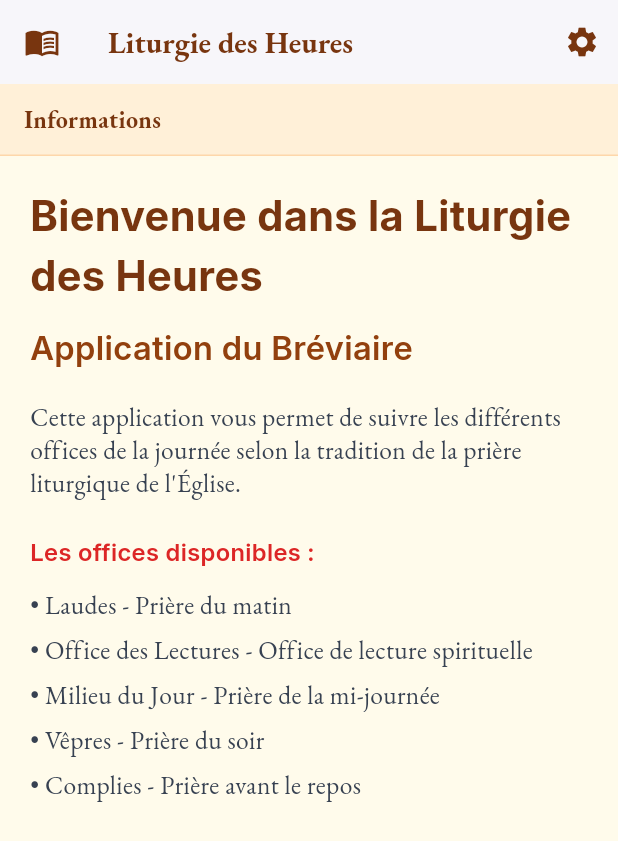
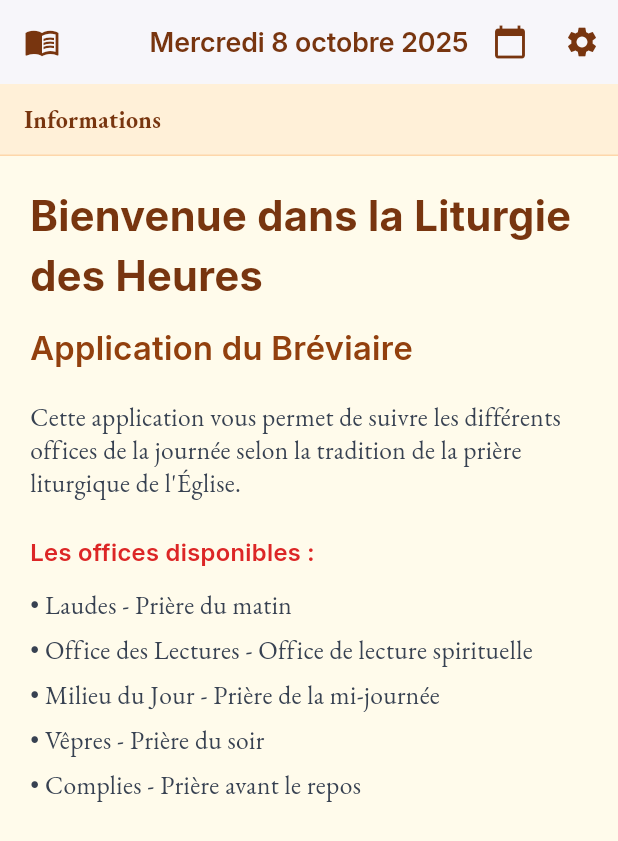
Before and after one commit to franzoom/offline-interface, a Flutter app: the screen it shows after launch, on a phone screen of 412 x 824 dp. Shown: the top 841 px of the screen. Run offline on Flutter 3.47's test engine with Material 3 defaults, Android fonts, the phone set to English and light mode, and no system bars; our stand-ins replace shared_preferences; missing offline and left inert: offline_liturgy.

Commit message:
adding the calendar function

```diff
--- a/lib/main.dart
+++ b/lib/main.dart
@@ -1,11 +1,17 @@
 import 'package:flutter/material.dart';
+import 'package:flutter_localizations/flutter_localizations.dart';
 import 'package:shared_preferences/shared_preferences.dart';
+import 'package:intl/intl.dart';
+import 'package:intl/date_symbol_data_local.dart';
 import 'pages/homepage.dart';
 import 'themes.dart';
-import 'services/calendar_service.dart'; // Ajoutez cet import
+import 'services/calendar_service.dart';
 
 void main() async {
   WidgetsFlutterBinding.ensureInitialized();
+
+  // Initialiser les locales françaises pour le formatage des dates
+  await initializeDateFormatting('fr_FR', null);
 
   // Initialiser le Calendar global
   await CalendarService().init();
@@ -25,6 +31,7 @@ class _BreviaireAppState extends State<BreviaireApp> {
   bool _useSerifFont = true;
   double _textScale = 1.0;
   bool _isLoading = true;
+  DateTime _selectedDate = DateTime.now();
 
   @override
   void initState() {
@@ -39,8 +46,20 @@ class _BreviaireAppState extends State<BreviaireApp> {
       _themeMode = isDark ? ThemeMode.dark : ThemeMode.light;
       _useSerifFont = prefs.getBool('use_serif_font') ?? true;
       _textScale = prefs.getDouble('text_scale') ?? 1.0;
+
+      // Charger la date sauvegardée ou utiliser la date du jour
+      final savedDateMillis = prefs.getInt('selected_date');
+      if (savedDateMillis != null) {
+        _selectedDate = DateTime.fromMillisecondsSinceEpoch(savedDateMillis);
+      }
+
       _isLoading = false;
     });
+  }
+
+  Future<void> _saveSelectedDate(DateTime date) async {
+    final prefs = await SharedPreferences.getInstance();
+    await prefs.setInt('selected_date', date.millisecondsSinceEpoch);
   }
 
   void toggleTheme() {
@@ -62,6 +81,13 @@ class _BreviaireAppState extends State<BreviaireApp> {
     });
   }
 
+  void updateSelectedDate(DateTime date) {
+    setState(() {
+      _selectedDate = date;
+    });
+    _saveSelectedDate(date);
+  }
+
   @override
   Widget build(BuildContext context) {
     if (_isLoading) {
@@ -77,6 +103,15 @@ class _BreviaireAppState extends State<BreviaireApp> {
     return MaterialApp(
       debugShowCheckedModeBanner: false,
       title: 'Liturgie des Heures',
+      localizationsDelegates: const [
+        GlobalMaterialLocalizations.delegate,
+        GlobalWidgetsLocalizations.delegate,
+        GlobalCupertinoLocalizations.delegate,
+      ],
+      supportedLocales: const [
+        Locale('fr', 'FR'),
+      ],
+      locale: const Locale('fr', 'FR'),
       theme: AppThemes.lightTheme(
         fontFamily: bodyFontFamily,
         useSerifFont: _useSerifFont,
@@ -101,6 +136,8 @@ class _BreviaireAppState extends State<BreviaireApp> {
         onToggleFont: toggleFont,
         textScale: _textScale,
         onTextScaleChanged: updateTextScale,
+        selectedDate: _selectedDate,
+        onDateChanged: updateSelectedDate,
       ),
     );
   }
--- a/lib/pages/homepage.dart
+++ b/lib/pages/homepage.dart
@@ -3,6 +3,7 @@ import 'informations.dart';
 import 'offices.dart';
 import 'settings.dart';
 import 'complines.dart';
+import '../utils/date_utils.dart' as utils;
 
 class HomePage extends StatefulWidget {
   final ThemeMode themeMode;
@@ -11,6 +12,8 @@ class HomePage extends StatefulWidget {
   final VoidCallback onToggleFont;
   final double textScale;
   final Function(double) onTextScaleChanged;
+  final DateTime selectedDate;
+  final Function(DateTime) onDateChanged;
 
   const HomePage({
     Key? key,
@@ -20,6 +23,8 @@ class HomePage extends StatefulWidget {
     required this.onToggleFont,
     required this.textScale,
     required this.onTextScaleChanged,
+    required this.selectedDate,
+    required this.onDateChanged,
   }) : super(key: key);
 
   @override
@@ -79,6 +84,50 @@ class _HomePageState extends State<HomePage> {
     }
   }
 
+  // Fonction pour afficher le sélecteur de date
+  Future<void> _selectDate(BuildContext context) async {
+    final isDark = widget.themeMode == ThemeMode.dark;
+
+    final DateTime? picked = await showDatePicker(
+      context: context,
+      initialDate: widget.selectedDate,
+      firstDate: DateTime(2000),
+      lastDate: DateTime(2100),
+      locale: const Locale('fr', 'FR'),
+      builder: (context, child) {
+        final theme = Theme.of(context);
+        return Theme(
+          data: theme.copyWith(
+            colorScheme: isDark
+                ? ColorScheme.dark(
+                    primary: const Color(0xFFFBBF24),
+                    onPrimary: const Color(0xFF111827),
+                    surface: const Color(0xFF1F2937),
+                    onSurface: const Color(0xFFD1D5DB),
+                    background: const Color(0xFF111827),
+                    onBackground: const Color(0xFFD1D5DB),
+                  )
+                : ColorScheme.light(
+                    primary: const Color(0xFFD97706),
+                    onPrimary: Colors.white,
+                    surface: Colors.white,
+                    onSurface: const Color(0xFF374151),
+                    background: const Color(0xFFFFFBEB),
+                    onBackground: const Color(0xFF374151),
+                  ),
+            dialogBackgroundColor:
+                isDark ? const Color(0xFF1F2937) : Colors.white,
+          ),
+          child: child!,
+        );
+      },
+    );
+
+    if (picked != null && picked != widget.selectedDate) {
+      widget.onDateChanged(picked);
+    }
+  }
+
   @override
   Widget build(BuildContext context) {
     final isDark = widget.themeMode == ThemeMode.dark;
@@ -130,16 +179,28 @@ class _HomePageState extends State<HomePage> {
             }).toList();
           },
         ),
+        // Titre remplacé par la date formatée
         title: Text(
-          'Liturgie des Heures',
+          utils.DateUtils.formatDateFrench(widget.selectedDate),
           style: TextStyle(
-            fontSize: 20,
-            fontWeight: FontWeight.bold,
+            fontSize: 18,
+            fontWeight: FontWeight.w600,
+            fontFamily: 'Inter',
             color: isDark ? const Color(0xFFFBBF24) : const Color(0xFF78350F),
           ),
         ),
+        centerTitle: true,
         backgroundColor: isDark ? const Color(0xFF1F2937) : Colors.white,
         actions: [
+          // Bouton Calendrier (NOUVEAU)
+          IconButton(
+            icon: Icon(
+              Icons.calendar_today,
+              color: isDark ? const Color(0xFFFBBF24) : const Color(0xFF78350F),
+            ),
+            tooltip: 'Sélectionner une date',
+            onPressed: () => _selectDate(context),
+          ),
           // Bouton Paramètres
           IconButton(
             icon: Icon(
--- /dev/null
+++ b/lib/utils/date_utils.dart
@@ -0,0 +1,12 @@
+import 'package:intl/intl.dart';
+
+class DateUtils {
+  /// Formate une date en français au format "mercredi 9 octobre 2025"
+  static String formatDateFrench(DateTime date) {
+    final formatter = DateFormat('EEEE d MMMM yyyy', 'fr_FR');
+    String formatted = formatter.format(date);
+
+    // Capitaliser la première lettre du jour
+    return formatted[0].toUpperCase() + formatted.substring(1);
+  }
+}
--- a/pubspec.yaml
+++ b/pubspec.yaml
@@ -9,7 +9,10 @@ environment:
 dependencies:
   flutter:
     sdk: flutter
+  flutter_localizations:
+    sdk: flutter
   shared_preferences: ^2.2.2
+  intl: ^0.20.2
   offline_liturgy:
     path: ../offline-liturgy/
 
```
Also changed, not shown: pubspec.lock, 160 other files.
